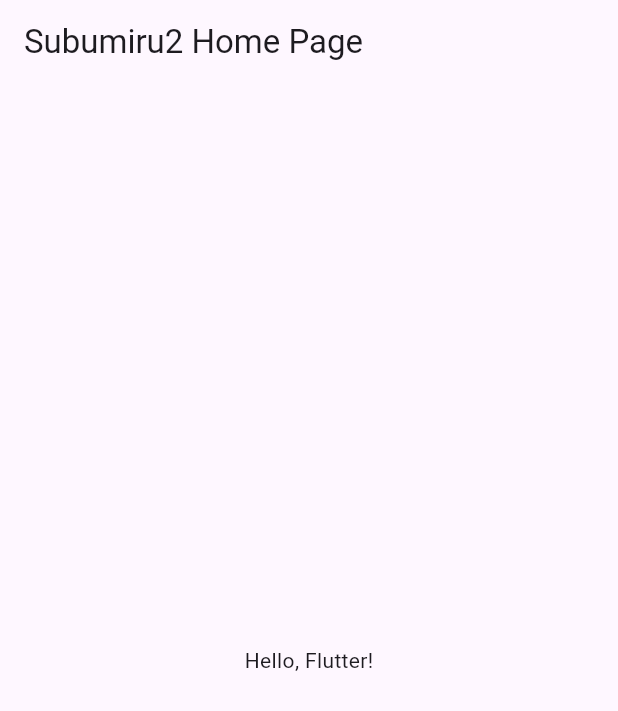
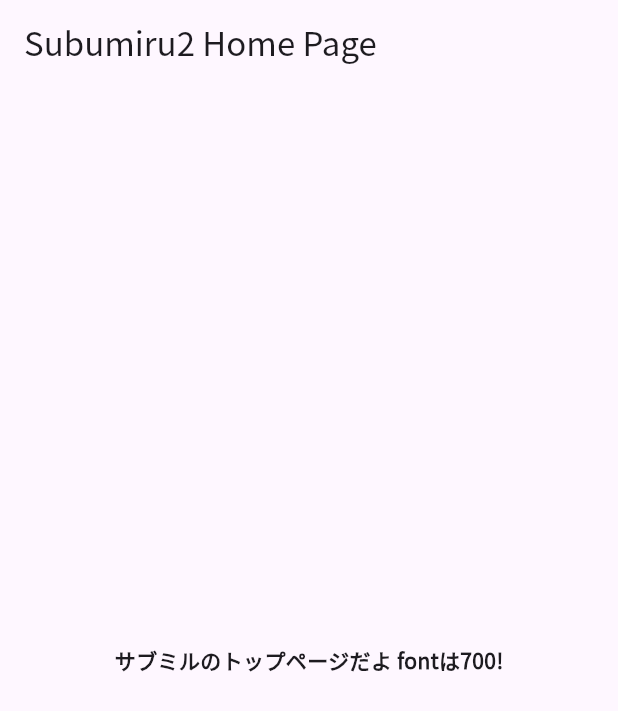
Before and after one commit to Yuseidosukoiya/subumiru, a Flutter app: the screen it shows after launch, on a phone screen of 412 x 824 dp. Shown: the top 711 px of the screen. Run offline on Flutter 3.47's test engine with Material 3 defaults, Android fonts, the phone set to English and light mode, and no system bars; missing offline and left inert: widgetbook.

Commit message:
fontFamilyにgoogle fontのNotoSansJPを導入

```diff
--- a/lib/main.dart
+++ b/lib/main.dart
@@ -13,6 +13,7 @@ class MyApp extends StatelessWidget {
       title: 'Subumiru2',
       theme: ThemeData(
         primarySwatch: Colors.blue,
+        fontFamily: 'NotoSansJP'
       ),
       home: const MyHomePage(title: 'Subumiru2 Home Page'),
     );
@@ -32,7 +33,11 @@ class MyHomePage extends StatelessWidget {
       ),
       body: const Center(
         child: Text(
-          'Hello, Flutter!',
+          'サブミルのトップページだよ fontは700!',
+          style: TextStyle(
+            fontFamily: 'NotoSansJP',
+            fontWeight: FontWeight.w700,
+            ),
         ),
       ),
     );
```
Also changed, not shown: pubspec.yaml (+10 -1 lines), 3 other files.
